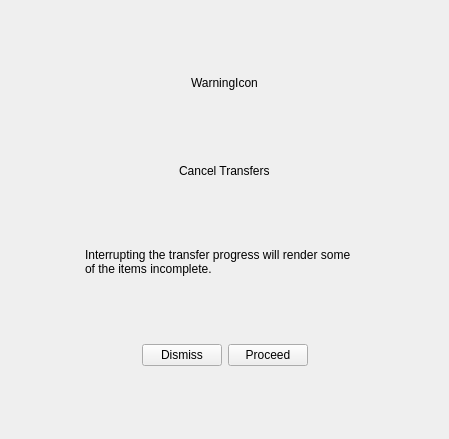
meganz/MEGAsync, file src/MEGASync/gui/linux/CancelConfirmWidget.ui: the form before one commit.
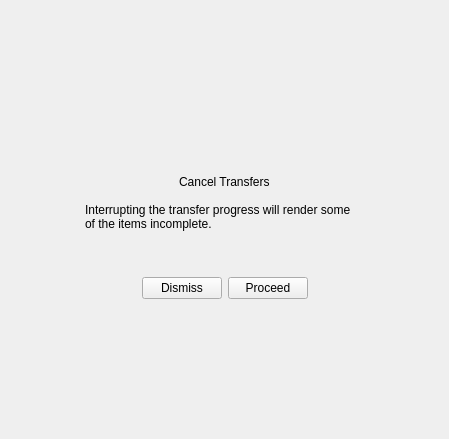
The form after the commit. Icons and pictures are not drawn.

```diff
--- a/src/MEGASync/gui/linux/CancelConfirmWidget.ui
+++ b/src/MEGASync/gui/linux/CancelConfirmWidget.ui
@@ -45,7 +45,10 @@
      <item>
       <widget class="QLabel" name="lWarningIcon">
        <property name="text">
-        <string>WarningIcon</string>
+        <string/>
+       </property>
+       <property name="pixmap">
+        <pixmap resource="../Resources_linux.qrc">:/images/icon_warning.png</pixmap>
        </property>
       </widget>
      </item>
@@ -69,10 +72,13 @@
      <property name="orientation">
       <enum>Qt::Vertical</enum>
      </property>
+     <property name="sizeType">
+      <enum>QSizePolicy::Fixed</enum>
+     </property>
      <property name="sizeHint" stdset="0">
       <size>
        <width>20</width>
-       <height>50</height>
+       <height>5</height>
       </size>
      </property>
     </spacer>
@@ -119,10 +125,13 @@
      <property name="orientation">
       <enum>Qt::Vertical</enum>
      </property>
+     <property name="sizeType">
+      <enum>QSizePolicy::Fixed</enum>
+     </property>
      <property name="sizeHint" stdset="0">
       <size>
        <width>20</width>
-       <height>51</height>
+       <height>5</height>
       </size>
      </property>
     </spacer>
@@ -172,10 +181,13 @@
      <property name="orientation">
       <enum>Qt::Vertical</enum>
      </property>
+     <property name="sizeType">
+      <enum>QSizePolicy::Fixed</enum>
+     </property>
      <property name="sizeHint" stdset="0">
       <size>
        <width>20</width>
-       <height>50</height>
+       <height>40</height>
       </size>
      </property>
     </spacer>
```
Left out of the diff: 4 changed lines with no effect on the pictures.
